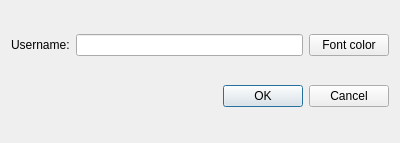
Above: client/qt_client/user_name_dialog.ui from so-groenen/aysnc_secure_chat_application before the change. Below: the same form after it.
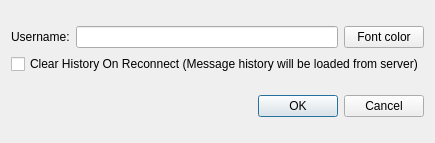
That is the form after the change.

Commit message: clear history on reconnect + align user msg right

```diff
--- a/client/qt_client/user_name_dialog.ui
+++ b/client/qt_client/user_name_dialog.ui
@@ -14,7 +14,9 @@
    <string>ChatApp</string>
   </property>
   <layout class="QGridLayout" name="gridLayout">
-   <item row="1" column="0">
+   <item row="0" column="0">
+    <layout class="QVBoxLayout" name="verticalLayout_2">
+     <item>
     <layout class="QVBoxLayout" name="verticalLayout">
      <item>
       <layout class="QHBoxLayout" name="horizontalLayout">
@@ -39,7 +41,16 @@
      </item>
     </layout>
    </item>
-   <item row="3" column="0">
+     <item>
+      <widget class="QCheckBox" name="HistoryCheckBox">
+       <property name="text">
+        <string>Clear History On Reconnect (Message history will be loaded from server)</string>
+       </property>
+      </widget>
+     </item>
+    </layout>
+   </item>
+   <item row="4" column="0">
     <widget class="QDialogButtonBox" name="buttonBox">
      <property name="orientation">
       <enum>Qt::Orientation::Horizontal</enum>
```
Lines whose indentation alone changed are shown as unchanged. The commit also changes 10 other files.
